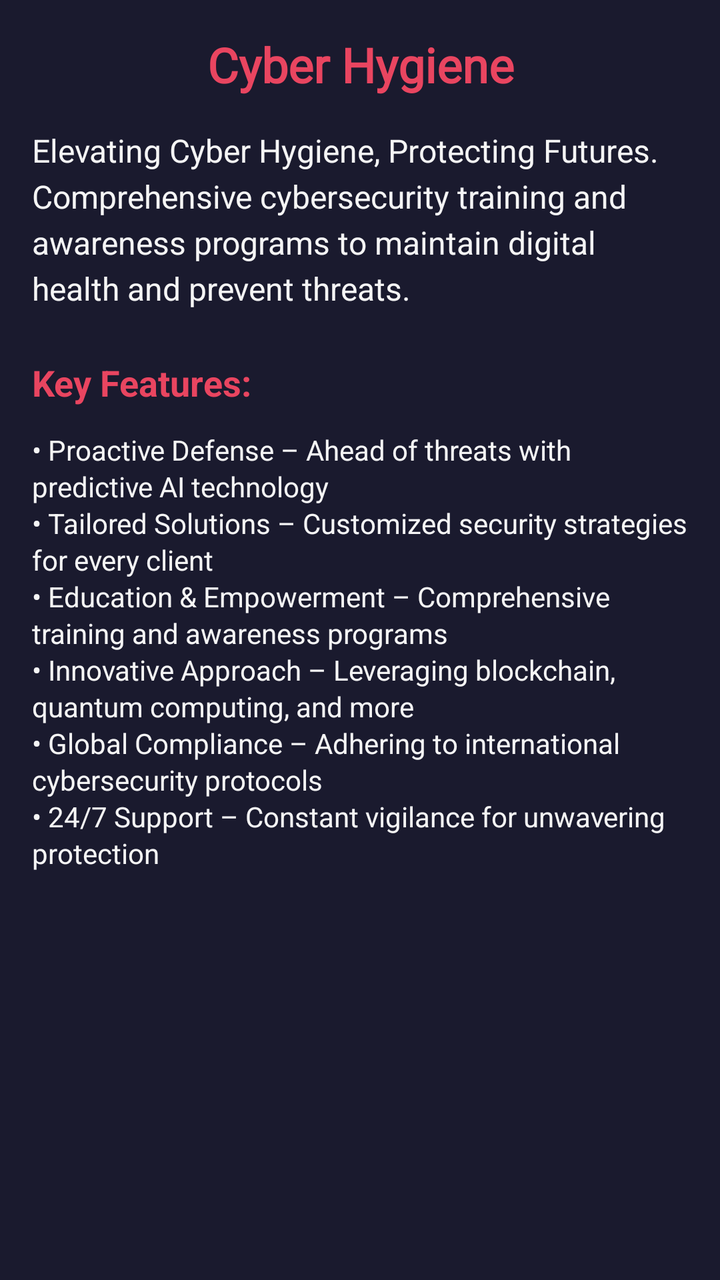
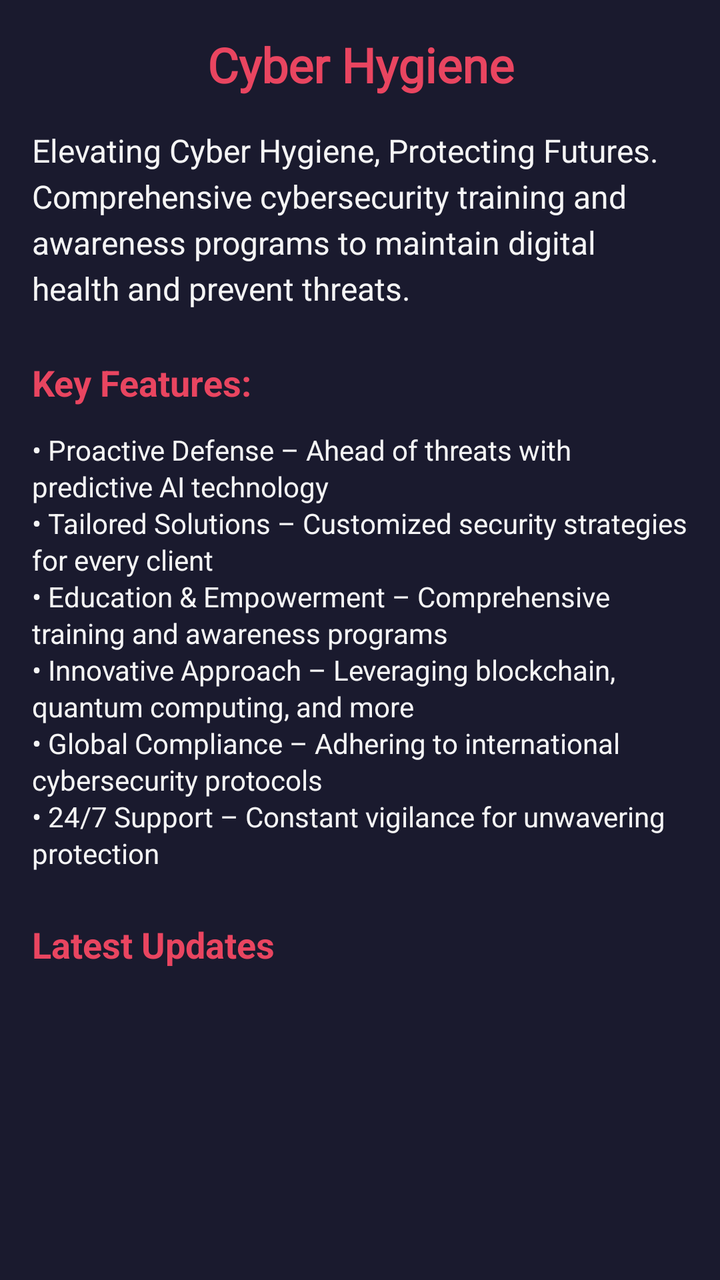

Screens rendered from an Android XML layout before and after an edit, with the pre-edit source and the edit as a unified diff.
<!-- AndroidManifest.xml: application theme Theme.Simurgh -->
<!-- res/layout/fragment_cyber_hygiene.xml -->
<?xml version="1.0" encoding="utf-8"?>
<ScrollView xmlns:android="http://schemas.android.com/apk/res/android"
    android:layout_width="match_parent"
    android:layout_height="match_parent"
    android:background="@color/doctor_cyber_primary"
    android:padding="16dp">

    <LinearLayout
        android:layout_width="match_parent"
        android:layout_height="wrap_content"
        android:orientation="vertical">

        <TextView
            android:id="@+id/title"
            android:layout_width="match_parent"
            android:layout_height="wrap_content"
            android:text="Cyber Hygiene"
            android:textColor="@color/doctor_cyber_highlight"
            android:textSize="24sp"
            android:textStyle="bold"
            android:fontFamily="@font/poppins_bold"
            android:gravity="center"
            android:layout_marginBottom="16dp" />

        <TextView
            android:id="@+id/description"
            android:layout_width="match_parent"
            android:layout_height="wrap_content"
            android:text="Elevating Cyber Hygiene, Protecting Futures. Comprehensive cybersecurity training and awareness programs to maintain digital health and prevent threats."
            android:textColor="@color/doctor_cyber_light"
            android:textSize="16sp"
            android:lineSpacingExtra="4dp"
            android:layout_marginBottom="24dp" />

        <TextView
            android:layout_width="match_parent"
            android:layout_height="wrap_content"
            android:text="Key Features:"
            android:textColor="@color/doctor_cyber_highlight"
            android:textSize="18sp"
            android:textStyle="bold"
            android:layout_marginBottom="12dp" />

        <TextView
            android:layout_width="match_parent"
            android:layout_height="wrap_content"
            android:text="• Proactive Defense – Ahead of threats with predictive AI technology\n• Tailored Solutions – Customized security strategies for every client\n• Education &amp; Empowerment – Comprehensive training and awareness programs\n• Innovative Approach – Leveraging blockchain, quantum computing, and more\n• Global Compliance – Adhering to international cybersecurity protocols\n• 24/7 Support – Constant vigilance for unwavering protection"
            android:textColor="@color/doctor_cyber_light"
            android:textSize="14sp"
            android:lineSpacingExtra="2dp" />

    </LinearLayout>

</ScrollView>
<!-- resources referenced by this layout -->
<resources>
  <color name="doctor_cyber_highlight">#E94560</color>
  <color name="doctor_cyber_light">#F5F5F5</color>
  <color name="doctor_cyber_primary">#1A1A2E</color>
  <style name="Theme.Simurgh" parent="Base.Theme.Simurgh" />
  <style name="Base.Theme.Simurgh" parent="Theme.Material3.DayNight.NoActionBar">
          
          
      </style>
</resources>

<!-- the commit's change to res/layout/fragment_cyber_hygiene.xml (unified diff, before → after) -->
@@ -49,6 +49,23 @@
             android:textSize="14sp"
             android:lineSpacingExtra="2dp" />
 
+        
+        <TextView
+            android:layout_width="wrap_content"
+            android:layout_height="wrap_content"
+            android:text="Latest Updates"
+            android:textColor="@color/doctor_cyber_highlight"
+            android:textSize="18sp"
+            android:textStyle="bold"
+            android:layout_marginTop="24dp"
+            android:layout_marginBottom="8dp" />
+
+        <androidx.recyclerview.widget.RecyclerView
+            android:id="@+id/cyberHygieneRecyclerView"
+            android:layout_width="match_parent"
+            android:layout_height="wrap_content"
+            android:nestedScrollingEnabled="false" />
+
     </LinearLayout>
 
 </ScrollView>
